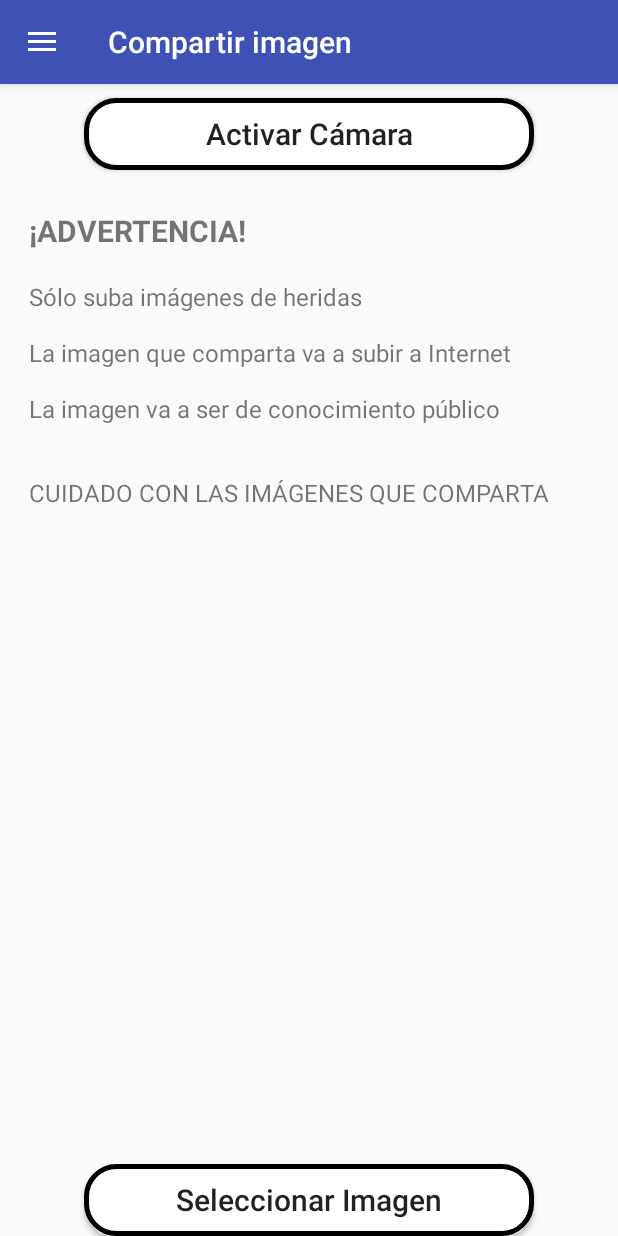
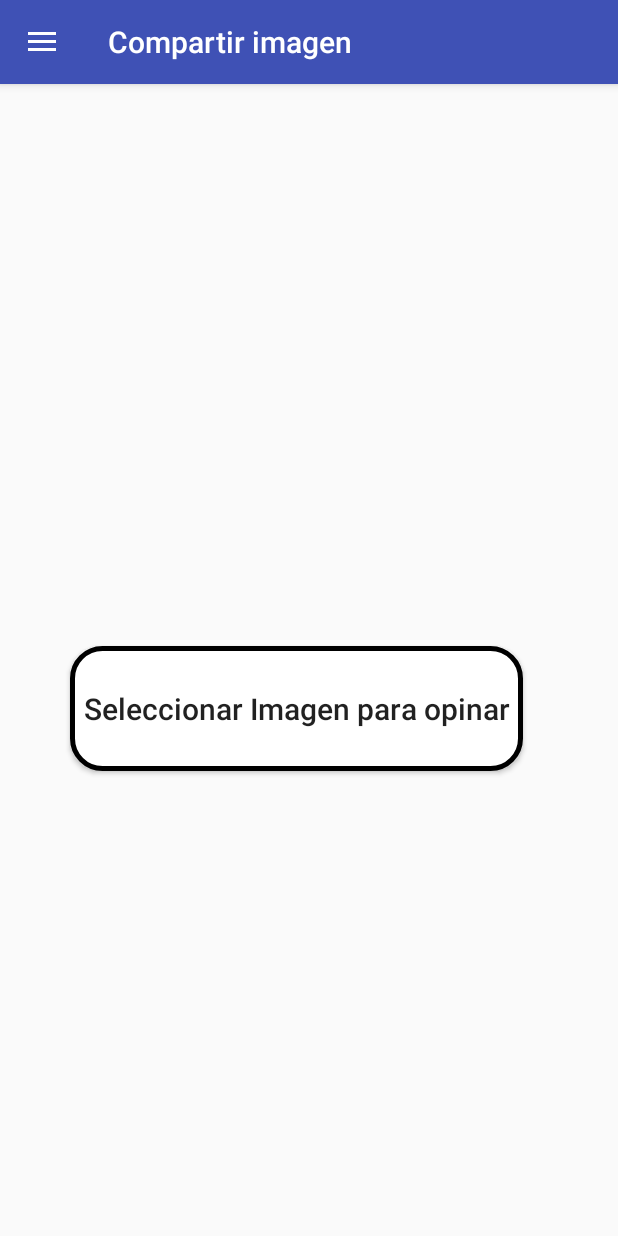
Before and after one commit to Dorkoz-c/SkinTearsFinal2019, an Android app: the CompartirImagenActivity screen opened directly, with no data from a screen before it, on a phone screen of 412 x 824 dp. Run offline under Robolectric (Android 15) with nearby library versions, the phone set to English and light mode, and no system bars.

Commit message:
quitado firebase, agregado envio de imagen, comentario y nombre aleatorio de imagen

```diff
--- a/v1.0 SkinTearsApp/app/build.gradle
+++ b/v1.0 SkinTearsApp/app/build.gradle
@@ -1,5 +1,4 @@
 apply plugin: 'com.android.application'
-apply plugin: 'com.google.gms.google-services'
 
 //tensorflow
 project.ext.ASSET_DIR = projectDir.toString() + '/src/main/assets'
@@ -59,11 +58,6 @@ dependencies {
     androidTestImplementation('com.android.support.test.espresso:espresso-core:3.0.2', {
         exclude group: 'com.android.support', module: 'support-annotations'
     })
-    //Firebase
-    implementation platform('com.google.firebase:firebase-bom:30.1.0')
-    implementation 'com.google.firebase:firebase-analytics'
-    implementation 'com.google.firebase:firebase-firestore'
-
     //noinspection GradleCompatible
     implementation 'com.android.support:appcompat-v7:28.0.0'
     //noinspection GradleCompatible
--- a/v1.0 SkinTearsApp/app/src/main/AndroidManifest.xml
+++ b/v1.0 SkinTearsApp/app/src/main/AndroidManifest.xml
@@ -2,7 +2,6 @@
 <manifest xmlns:android="http://schemas.android.com/apk/res/android"
     package="cl.ccu.skintears" android:installLocation="preferExternal">
 
-    <uses-permission android:name="android.permission.ACCESS_NETWORK_STATE" />
     <uses-permission android:name="android.permission.INTERNET" />
     <uses-permission android:name="android.permission.WRITE_EXTERNAL_STORAGE" /> <!-- Para informar que necesitamos que el dispositivo tenga una cámara -->
 
--- a/v1.0 SkinTearsApp/app/src/main/java/cl/ccu/skintears/activities/reconocimiento/CameraActivity.java
+++ b/v1.0 SkinTearsApp/app/src/main/java/cl/ccu/skintears/activities/reconocimiento/CameraActivity.java
@@ -54,7 +54,7 @@ public class CameraActivity extends AppCompatActivity {
 
     }
 
-    public void sacarFoto(View view) {
+    /*public void sacarFoto(View view) {
         if (view.getId() == R.id.btn_foto_rec &&
                 getPackageManager().hasSystemFeature(PackageManager.FEATURE_CAMERA)) {
 
@@ -93,5 +93,5 @@ public class CameraActivity extends AppCompatActivity {
                     }
                 }
         }
-    }
+    }*/
 }
--- a/v1.0 SkinTearsApp/app/src/main/res/layout/activity_compartir_imagen.xml
+++ b/v1.0 SkinTearsApp/app/src/main/res/layout/activity_compartir_imagen.xml
@@ -1,56 +1,22 @@
 <?xml version="1.0" encoding="utf-8"?>
 <RelativeLayout xmlns:android="http://schemas.android.com/apk/res/android"
-    android:layout_width="wrap_content"
-    android:layout_height="wrap_content"
+    android:layout_width="match_parent"
+    android:layout_height="match_parent"
 
     android:layout_centerInParent="true"
     android:orientation="vertical">
 
-    <Button
-        android:id="@+id/btn_foto_rec"
-        android:layout_width="300dp"
-        android:layout_height="wrap_content"
-        android:layout_centerHorizontal="true"
-        android:layout_marginTop="65dp"
-        android:background="@drawable/estilo_borde_redondo"
-        android:onClick="sacarFoto"
-        android:text="Activar Cámara"
-        android:textAllCaps="false"
-        android:textSize="20sp" />
-
-    <ImageView
-        android:id="@+id/img_foto"
-        android:layout_width="match_parent"
-        android:layout_height="wrap_content"
-        android:layout_below="@id/btn_foto_rec" />
-
-    <TextView
-        android:id="@+id/Text_aviso"
-        android:layout_width="wrap_content"
-        android:layout_height="wrap_content"
-        android:layout_alignParentLeft="true"
-        android:layout_alignParentRight="true"
-        android:layout_centerHorizontal="true"
-        android:layout_marginTop="140dp"
-        android:layout_marginBottom="30dp"
-        android:ellipsize="end"
-        android:gravity="start"
-        android:lines="16"
-        android:paddingLeft="15dp"
-        android:paddingRight="15dp"
-        android:singleLine="false"
-        android:text="@string/compartirImagen"
-        android:textSize="16dp" />
-
 
     <Button
         android:id="@+id/btn_subir_foto_rec"
-        android:layout_width="300dp"
-        android:layout_height="wrap_content"
+        android:layout_width="302dp"
+        android:layout_height="83dp"
+        android:layout_alignParentEnd="true"
         android:layout_alignParentBottom="true"
-        android:layout_centerHorizontal="true"
+        android:layout_marginEnd="63dp"
+        android:layout_marginBottom="310dp"
         android:background="@drawable/estilo_borde_redondo"
-        android:text="Seleccionar Imagen"
+        android:text="Seleccionar Imagen para opinar"
         android:textAllCaps="false"
         android:textSize="20sp" />
 
--- a/v1.0 SkinTearsApp/build.gradle
+++ b/v1.0 SkinTearsApp/build.gradle
@@ -7,7 +7,6 @@ buildscript {
     }
     dependencies {
         classpath 'com.android.tools.build:gradle:7.2.1'
-        classpath 'com.google.gms:google-services:4.3.10'
 
         // NOTE: Do not place your application dependencies here; they belong
         // in the individual module build.gradle files
```
Also changed, not shown: v1.0 SkinTearsApp/app/src/main/java/cl/ccu/skintears/activities/CompartirImagenActivity.java (+5 -5 lines), v1.0 SkinTearsApp/app/src/main/java/cl/ccu/skintears/activities/reconocimiento/SubirImagenActivity.java (+14 -11 lines), v1.0 SkinTearsApp/app/src/main/res/layout/activity_subir_imagen.xml (+5 -5 lines).
